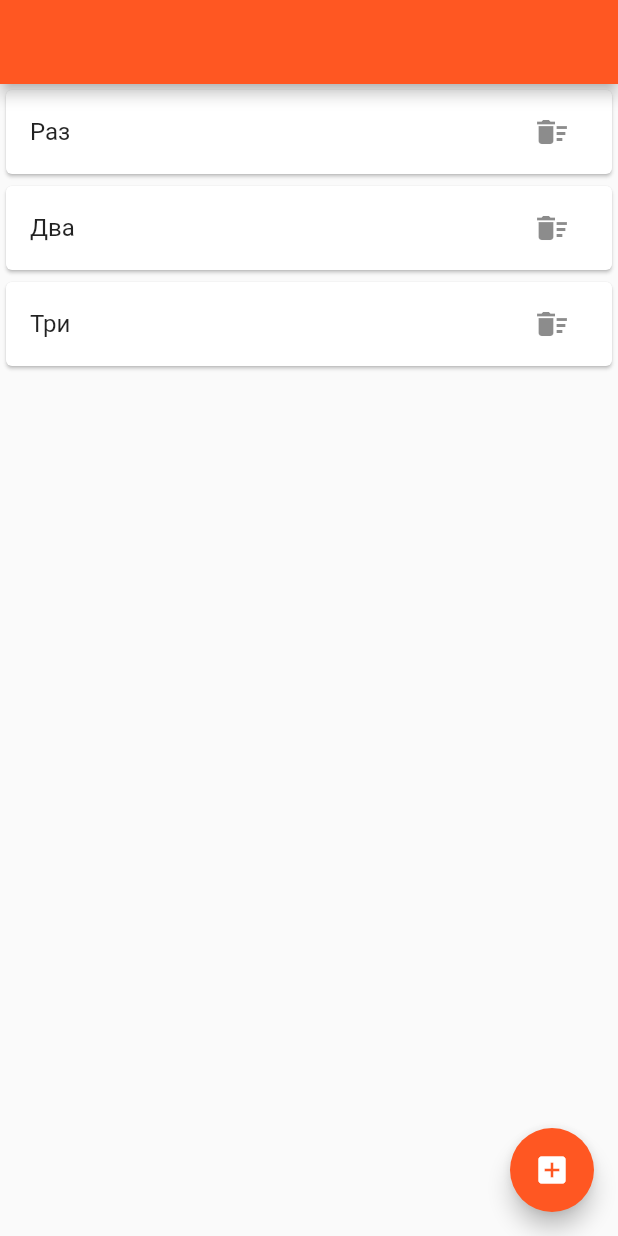
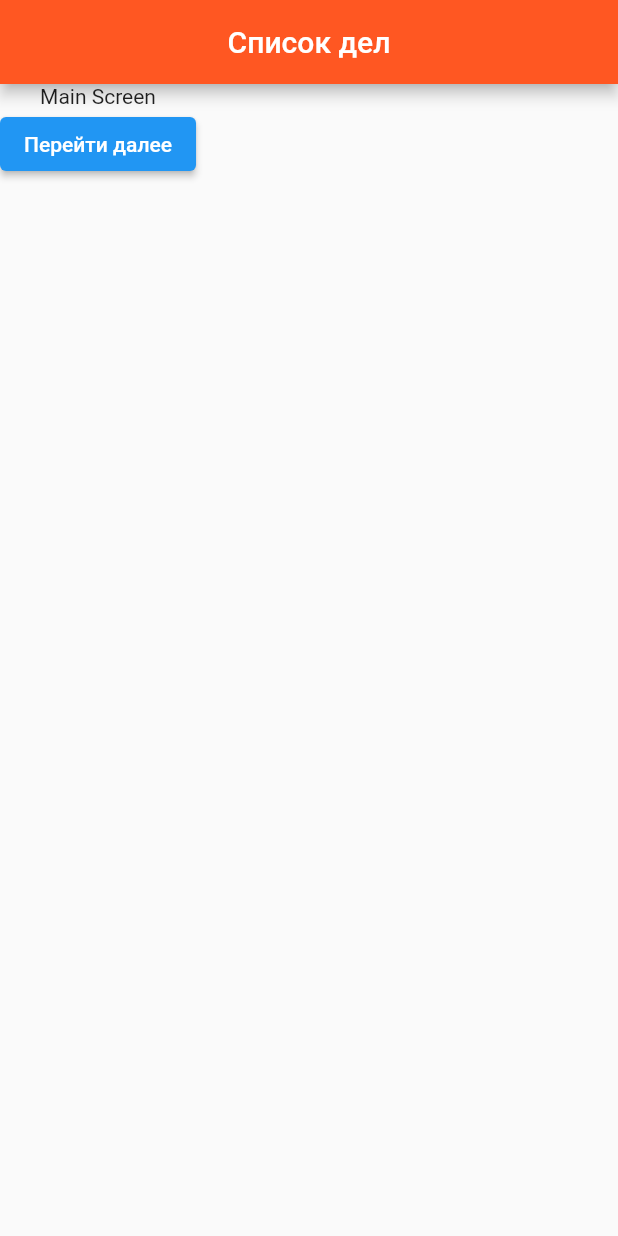
Before and after one commit to SamuraiGalahad/simple_notes_app, a Flutter app: the screen it shows after launch, on a phone screen of 412 x 824 dp. Run offline on Flutter 3.47's test engine with Material 2 defaults, Android fonts, the phone set to English and light mode, and no system bars.

Commit message:
Added new page

```diff
--- /dev/null
+++ b/lib/pages/mainscreen.dart
@@ -0,0 +1,24 @@
+import "package:flutter/material.dart";
+
+class MainScreen extends StatelessWidget {
+  const MainScreen({super.key});
+
+  @override
+  Widget build(BuildContext context) {
+    return Scaffold(
+      appBar: AppBar(
+        title: Text('Список дел'),
+        backgroundColor: Colors.deepOrange,
+        centerTitle: true,
+      ),
+      body: Column(
+        children: [
+          Text('Main Screen'),
+          ElevatedButton(onPressed: () {
+            Navigator.pushNamed(context, '/todo');
+          }, child: Text('Перейти далее'))
+        ],
+      ),
+    );
+  }
+}
```
Also changed, not shown: lib/main.dart (+9 -5 lines).
